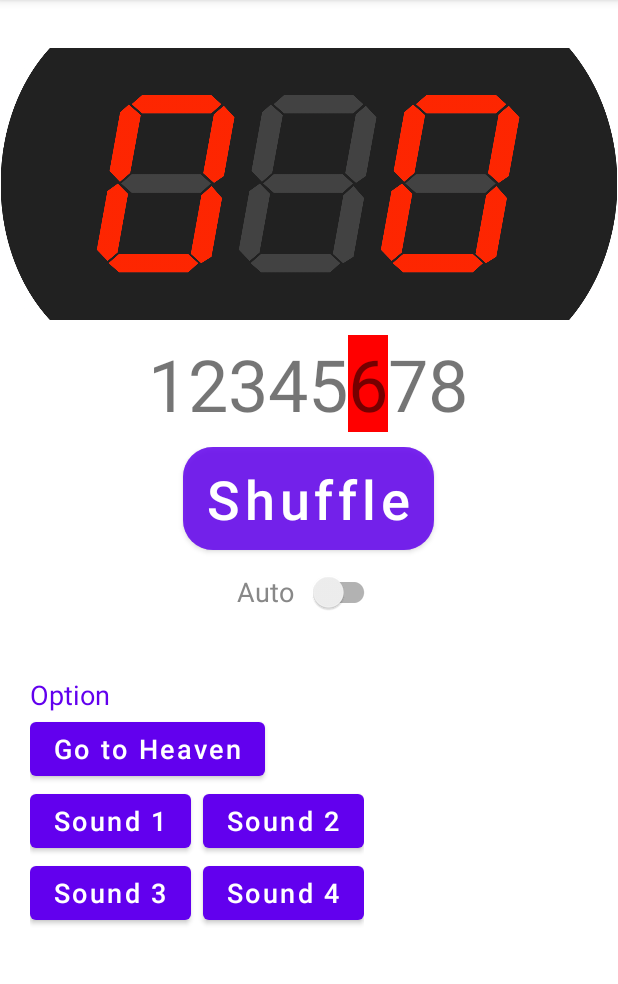
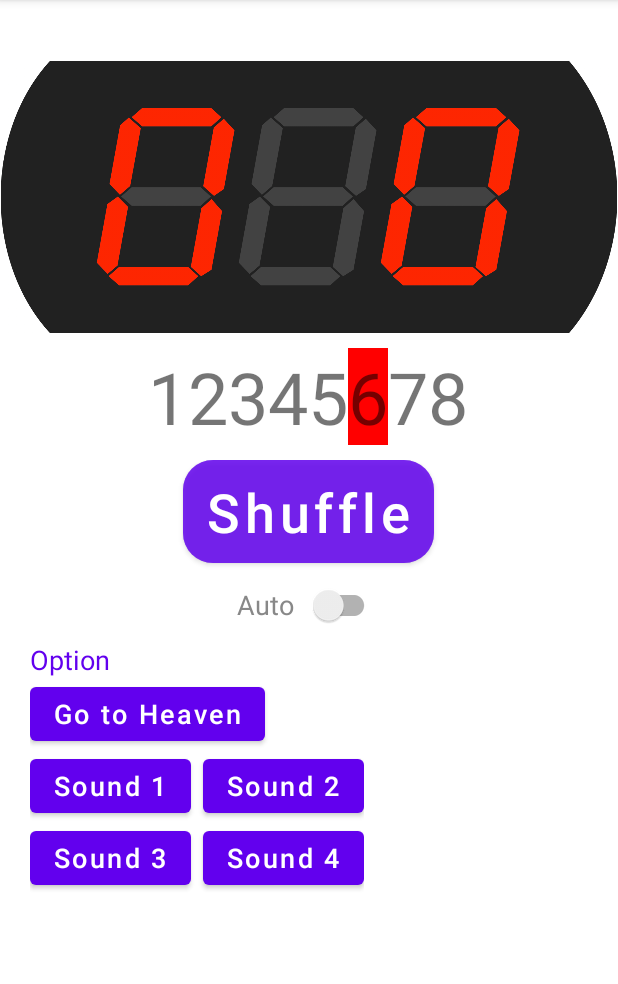
Before and after one commit to digihori/excitesim, an Android app: the screen it shows after launch (MainActivity), on a phone screen of 412 x 824 dp, the part 84-1068 px from its top. Run offline under Robolectric (Android 15) with nearby library versions, the phone set to English and light mode, and no system bars.

Commit message:
no message

```diff
--- a/app/src/main/res/layout/activity_main.xml
+++ b/app/src/main/res/layout/activity_main.xml
@@ -15,12 +15,12 @@
         app:layout_constraintDimensionRatio="3:5"
         app:layout_constraintEnd_toEndOf="parent"
         app:layout_constraintStart_toStartOf="parent"
-        app:layout_constraintTop_toTopOf="parent">
+        app:layout_constraintTop_toTopOf="parent"
+        app:layout_constraintBottom_toBottomOf="parent">
 
         <FrameLayout
             android:layout_width="wrap_content"
             android:layout_height="wrap_content"
-            android:paddingTop="32dp"
             tools:ignore="contentDescription">
 
             <ImageView
@@ -177,8 +177,7 @@
                 android:layout_height="wrap_content"
                 android:orientation="vertical"
                 android:paddingLeft="20dp"
-                android:paddingRight="20dp"
-                android:paddingTop="32dp">
+                android:paddingRight="20dp" >
 
                 <TextView
                     android:layout_width="wrap_content"
```
Also changed, not shown: 1 other file.
